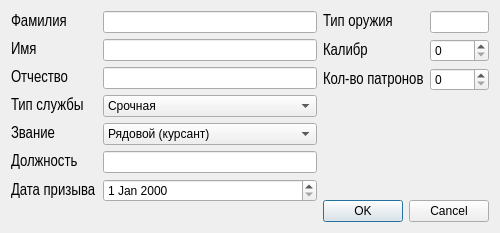
Old version of the form addsoldierdialog.ui in the repository DNDCpp/QT_army_project.
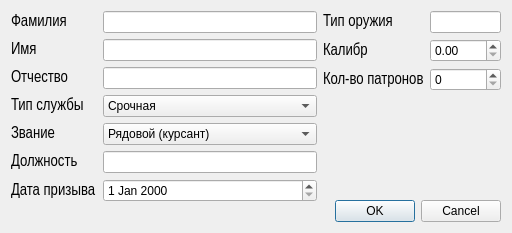
New version of the form.

Patch:
```diff
--- a/addsoldierdialog.ui
+++ b/addsoldierdialog.ui
@@ -294,11 +294,19 @@
          </property>
         </widget>
        </item>
-       <item row="1" column="1">
-        <widget class="QSpinBox" name="caliber"/>
-       </item>
        <item row="2" column="1">
-        <widget class="QSpinBox" name="count"/>
+        <widget class="QSpinBox" name="count">
+         <property name="maximum">
+          <number>5000</number>
+         </property>
+        </widget>
+       </item>
+       <item row="1" column="1">
+        <widget class="QDoubleSpinBox" name="caliber">
+         <property name="maximum">
+          <double>1000.990000000000009</double>
+         </property>
+        </widget>
        </item>
       </layout>
      </item>
```
